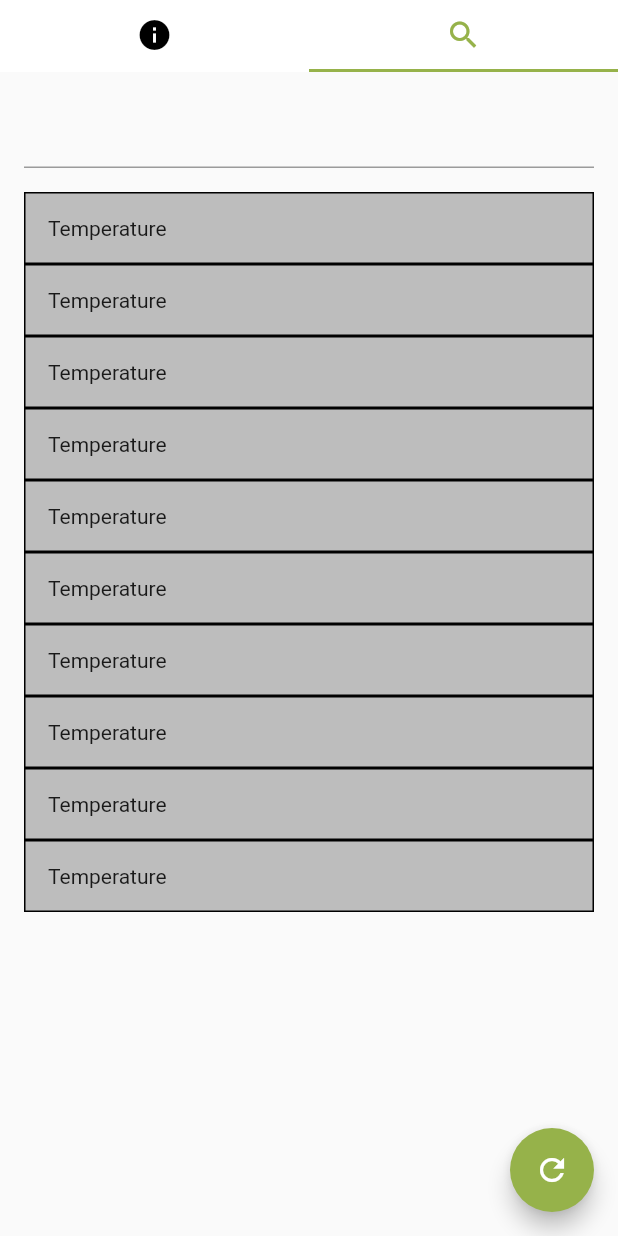
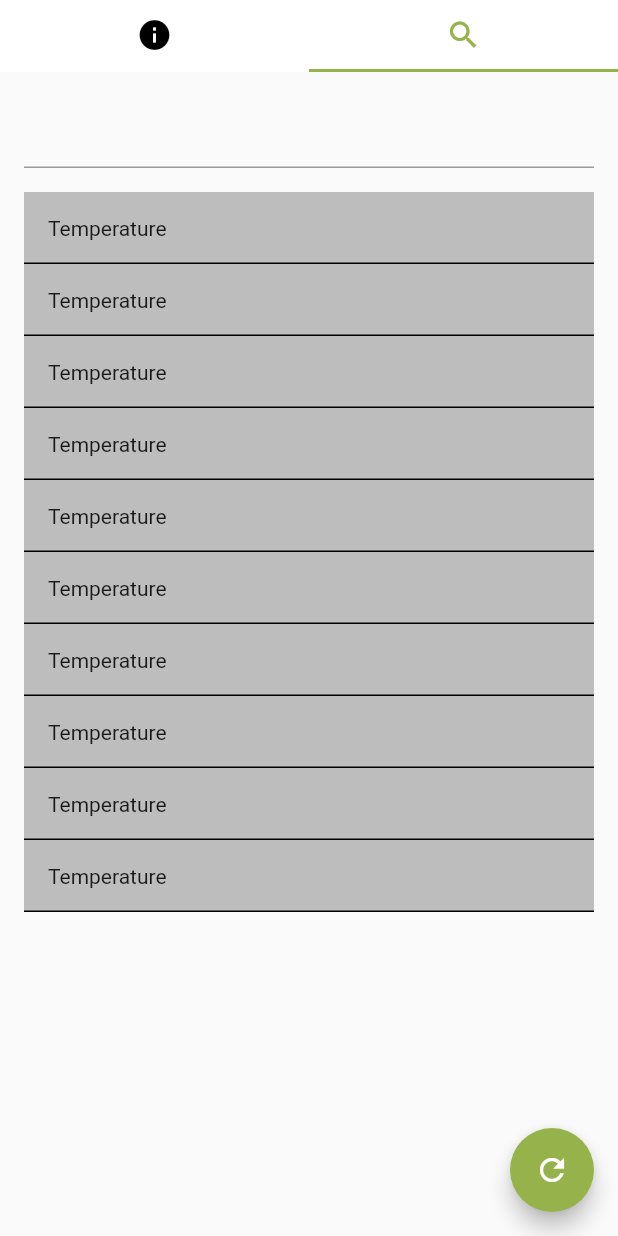
Before and after one commit to alwian/USB-Tour-App, a Flutter app: the UrbanObservatoryFragment screen opened directly, tab 2 chosen, on a phone screen of 412 x 824 dp. Run offline on Flutter 3.47's test engine with Material 2 defaults, Android fonts, the phone set to English and light mode, and no system bars.

Commit message:
Removed unnecessary borders from data list

```diff
--- a/lib/fragments/urban_observatory_fragment.dart
+++ b/lib/fragments/urban_observatory_fragment.dart
@@ -59,7 +59,11 @@ class UrbanObservatoryFragment extends StatelessWidget {
                                         return DecoratedBox(
                                             decoration: BoxDecoration(
                                               color: Color(0xFFBDBDBD),
-                                              border: Border.all(color: Colors.black),
+                                              border: Border(
+                                                bottom: BorderSide(
+                                                  color: Colors.black,
+                                                )
+                                              )
                                             ),
                                             child: Padding(
                                               padding: EdgeInsets.all(16.0),
```
